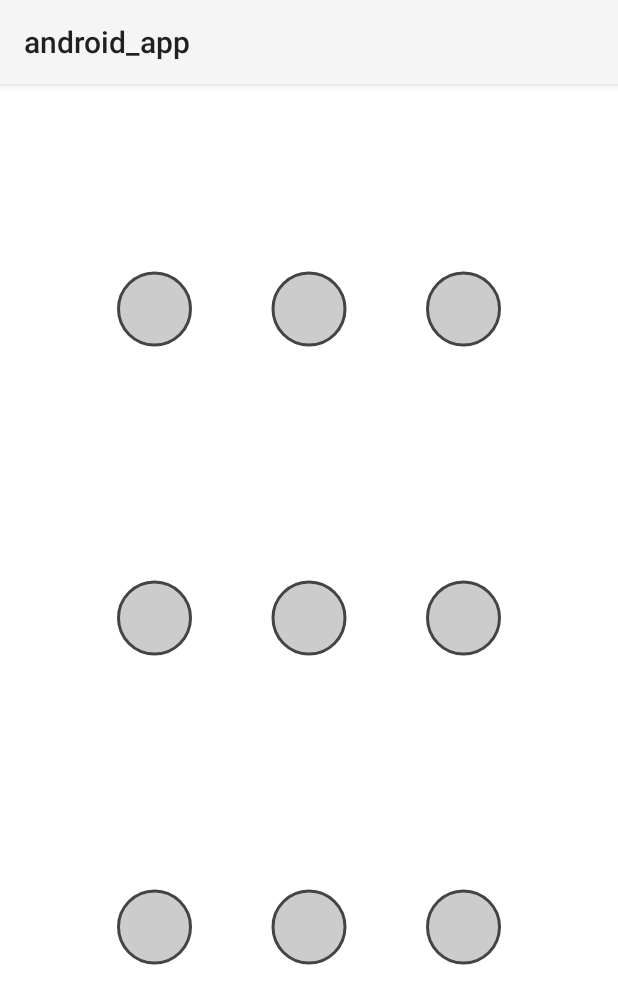
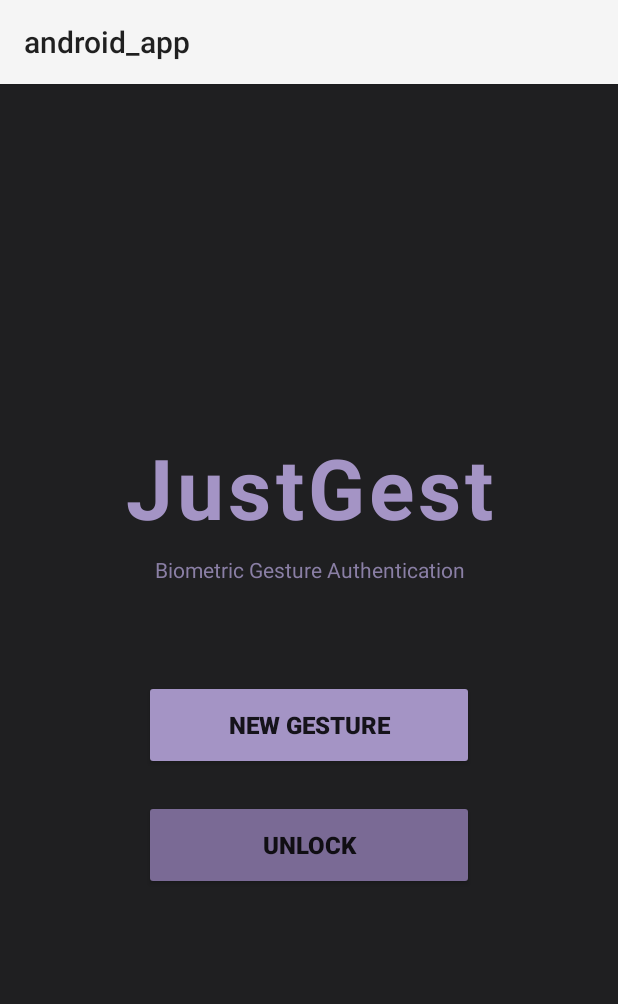
Before and after one commit to papakallo/JustGest, an Android app: the screen it shows after launch (MainActivity before the commit, MenuActivity after it), on a phone screen of 412 x 824 dp. Shown: the top 1004 px of the screen. Run offline under Robolectric (Android 15) with nearby library versions, the light colour scheme and no system bars.

Commit message:
update UI, add DB

```diff
--- /dev/null
+++ b/android_app/app/src/main/java/com/example/android_app/MenuActivity.java
@@ -0,0 +1,123 @@
+package com.example.android_app;
+
+import android.app.AlertDialog;
+import android.content.Intent;
+import android.os.Bundle;
+import android.text.InputType;
+import android.widget.Button;
+import android.widget.EditText;
+import android.widget.Toast;
+
+import androidx.appcompat.app.AppCompatActivity;
+
+import java.util.List;
+
+public class MenuActivity extends AppCompatActivity {
+
+    private GestureDatabase database;
+
+    @Override
+    protected void onCreate(Bundle savedInstanceState) {
+        super.onCreate(savedInstanceState);
+        setContentView(R.layout.activity_menu);
+
+        database = new GestureDatabase(this);
+
+        Button writeButton = findViewById(R.id.writeButton);
+        Button unlockButton = findViewById(R.id.unlockButton);
+
+        writeButton.setOnClickListener(v -> showNameInputDialog());
+        unlockButton.setOnClickListener(v -> showUserSelectionDialog());
+    }
+
+    private void showNameInputDialog() {
+        AlertDialog.Builder builder = new AlertDialog.Builder(this);
+        builder.setTitle("Create New Gesture Pattern");
+
+        final EditText input = new EditText(this);
+        input.setHint("Enter your name");
+        input.setInputType(InputType.TYPE_CLASS_TEXT | InputType.TYPE_TEXT_FLAG_CAP_WORDS);
+
+        // Padding dla EditText w dialogu
+        int padding = (int) (16 * getResources().getDisplayMetrics().density);
+        input.setPadding(padding, padding, padding, padding);
+        builder.setView(input);
+
+        builder.setPositiveButton("Start", (dialog, which) -> {
+            String name = input.getText().toString().trim();
+
+            if (name.isEmpty()) {
+                Toast.makeText(this, "Name cannot be empty", Toast.LENGTH_SHORT).show();
+                return;
+            }
+
+            if (name.length() < 2) {
+                Toast.makeText(this, "Name must be at least 2 characters", Toast.LENGTH_SHORT).show();
+                return;
+            }
+
+            if (database.userExists(name)) {
+                Toast.makeText(this, "User '" + name + "' already exists!", Toast.LENGTH_SHORT).show();
+                return;
+            }
+
+            startGestureActivity(name, GestureMode.REGISTER);
+        });
+
+        builder.setNegativeButton("Cancel", (dialog, which) -> dialog.cancel());
+
+        AlertDialog dialog = builder.create();
+        dialog.show();
+    }
+
+    private void showUserSelectionDialog() {
+        // user list from db
+        List<String> users = database.getAllUserNames();
+
+        if (users.isEmpty()) {
+            Toast.makeText(this, "No registered users. Please create a gesture first.", Toast.LENGTH_LONG).show();
+            return;
+        }
+
+        String[] userArray = users.toArray(new String[0]);
+
+        AlertDialog.Builder builder = new AlertDialog.Builder(this);
+        builder.setTitle("Select User to Unlock");
+        builder.setItems(userArray, (dialog, which) -> {
+            String selectedUser = userArray[which];
+            startGestureActivity(selectedUser, GestureMode.UNLOCK);
+        });
+        builder.setNegativeButton("Cancel", null);
+        builder.show();
+    }
+
+    private void startGestureActivity(String userName, GestureMode mode) {
+        Intent intent = new Intent(this, GestureActivity.class);
+        intent.putExtra("USER_NAME", userName);
+        intent.putExtra("MODE", mode.name());
+        startActivity(intent);
+    }
+
+    @Override
+    protected void onResume() {
+        super.onResume();
+        // refreshing db when back to menu
+        if (database != null) {
+            database.close();
+            database = new GestureDatabase(this);
+        }
+    }
+
+    @Override
+    protected void onDestroy() {
+        super.onDestroy();
+        if (database != null) {
+            database.close();
+        }
+    }
+}
+
+enum GestureMode {
+    REGISTER,  // saving 5 gestures
+    UNLOCK     // verification
+}
--- a/android_app/app/src/main/res/layout/activity_main.xml
+++ b/android_app/app/src/main/res/layout/activity_main.xml
@@ -15,6 +15,7 @@
     <com.example.android_app.PatternGestureView
         android:id="@+id/patternGestureView"
         android:layout_width="match_parent"
-        android:layout_height="match_parent" />
+        android:layout_height="match_parent"
+        android:background="#1F1F21" />
 
 </FrameLayout>
--- /dev/null
+++ b/android_app/app/src/main/res/layout/activity_menu.xml
@@ -0,0 +1,67 @@
+<?xml version="1.0" encoding="utf-8"?>
+<androidx.constraintlayout.widget.ConstraintLayout
+    xmlns:android="http://schemas.android.com/apk/res/android"
+    xmlns:app="http://schemas.android.com/apk/res-auto"
+    android:layout_width="match_parent"
+    android:layout_height="match_parent"
+    android:background="#1F1F21">
+
+    <TextView
+        android:id="@+id/textJustGest"
+        android:layout_width="0dp"
+        android:layout_height="wrap_content"
+        android:text="JustGest"
+        android:textSize="56sp"
+        android:textStyle="bold"
+        android:gravity="center"
+        android:textColor="#A494C5"
+        android:letterSpacing="0.05"
+        app:layout_constraintTop_toTopOf="parent"
+        app:layout_constraintStart_toStartOf="parent"
+        app:layout_constraintEnd_toEndOf="parent"
+        app:layout_constraintBottom_toTopOf="@id/subtitleText"
+        app:layout_constraintVertical_chainStyle="packed"
+        android:layout_marginBottom="8dp"/>
+
+    <TextView
+        android:id="@+id/subtitleText"
+        android:layout_width="0dp"
+        android:layout_height="wrap_content"
+        android:text="Biometric Gesture Authentication"
+        android:textSize="14sp"
+        android:gravity="center"
+        android:textColor="#8A7FA5"
+        app:layout_constraintTop_toBottomOf="@id/textJustGest"
+        app:layout_constraintStart_toStartOf="parent"
+        app:layout_constraintEnd_toEndOf="parent"
+        app:layout_constraintBottom_toTopOf="@id/writeButton"
+        android:layout_marginBottom="64dp"/>
+
+    <Button
+        android:id="@+id/writeButton"
+        android:layout_width="220dp"
+        android:layout_height="60dp"
+        android:text="New Gesture"
+        android:textSize="16sp"
+        android:textStyle="bold"
+        android:backgroundTint="#A494C5"
+        app:layout_constraintTop_toBottomOf="@id/subtitleText"
+        app:layout_constraintStart_toStartOf="parent"
+        app:layout_constraintEnd_toEndOf="parent"
+        app:layout_constraintBottom_toTopOf="@id/unlockButton"
+        android:layout_marginBottom="20dp"/>
+
+    <Button
+        android:id="@+id/unlockButton"
+        android:layout_width="220dp"
+        android:layout_height="60dp"
+        android:text="Unlock"
+        android:textSize="16sp"
+        android:textStyle="bold"
+        android:backgroundTint="#7A6A95"
+        app:layout_constraintTop_toBottomOf="@id/writeButton"
+        app:layout_constraintStart_toStartOf="parent"
+        app:layout_constraintEnd_toEndOf="parent"
+        app:layout_constraintBottom_toBottomOf="parent"/>
+
+</androidx.constraintlayout.widget.ConstraintLayout>
```
Also changed, not shown: android_app/app/src/main/AndroidManifest.xml (+6 -1 lines), android_app/app/src/main/java/com/example/android_app/GestureActivity.java (added, +224 -0 lines), android_app/app/src/main/java/com/example/android_app/GestureDatabase.java (added, +191 -0 lines), android_app/app/src/main/java/com/example/android_app/PatternGestureView.java (+35 -0 lines), android_app/app/src/main/res/layout/activity_gesture.xml (added, +46 -0 lines).
